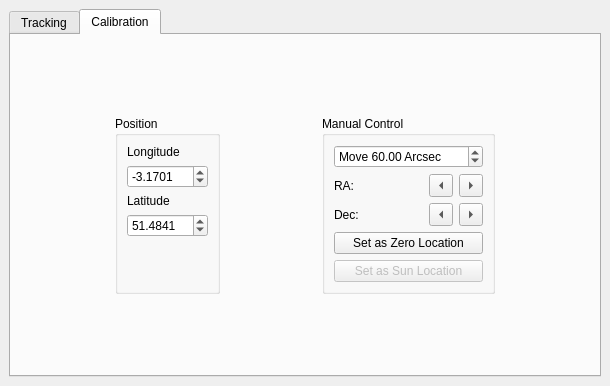
Before: the Qt Designer form ui/solar_drive.ui in badders/solar_drive, drawn with Qt 5.
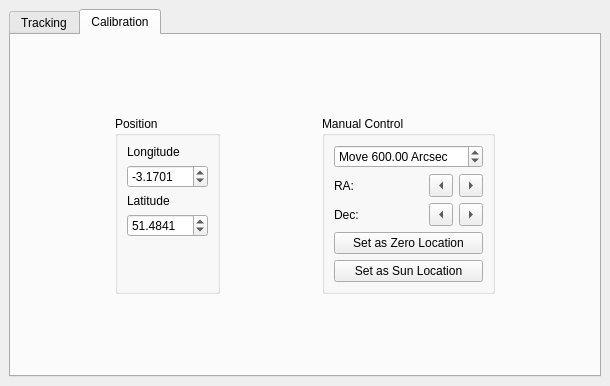
After: the same form once the commit is applied. The open tabs and pages were chosen to show the change.

Commit message: Add calibrate to sun Update some default values in ui to more sensible numbers

The edit to the form file:
```diff
--- a/ui/solar_drive.ui
+++ b/ui/solar_drive.ui
@@ -457,7 +457,7 @@
                 <double>20000.000000000000000</double>
                </property>
                <property name="value">
-                <double>60.000000000000000</double>
+                <double>600.000000000000000</double>
                </property>
               </widget>
              </item>
@@ -545,7 +545,7 @@
              <item>
               <widget class="QPushButton" name="setSun">
                <property name="enabled">
-                <bool>false</bool>
+                <bool>true</bool>
                </property>
                <property name="text">
                 <string>Set as Sun Location</string>
```
Left out of the diff: 3 changed lines with no effect on the pictures. The commit also changes 2 other files.
